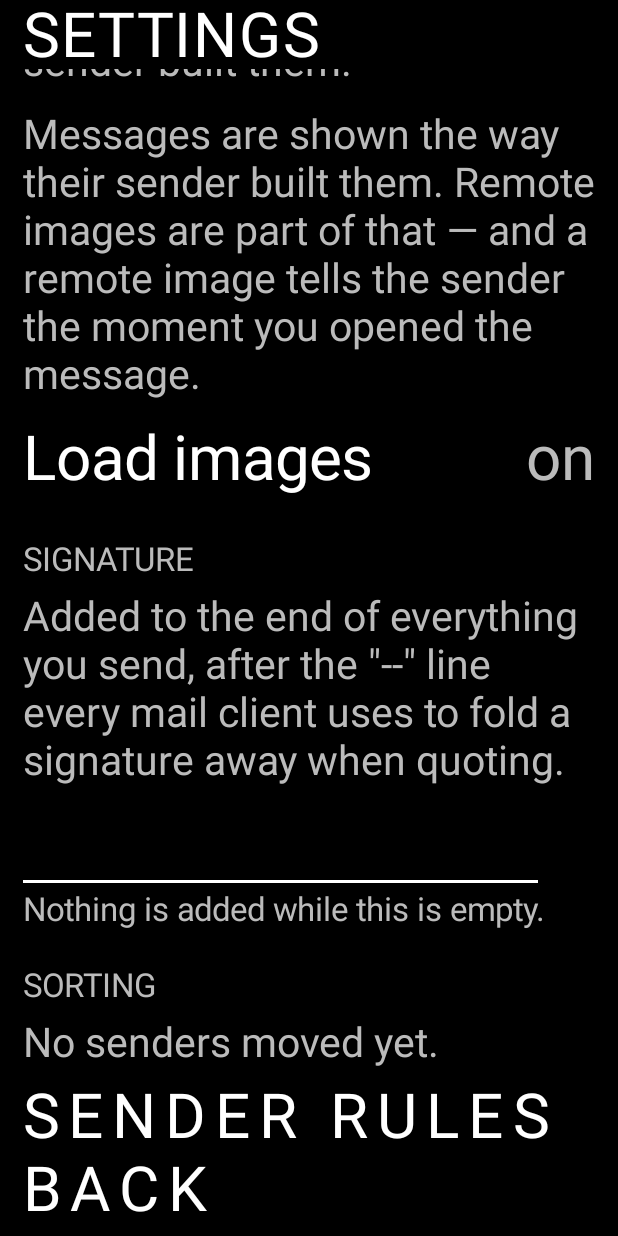
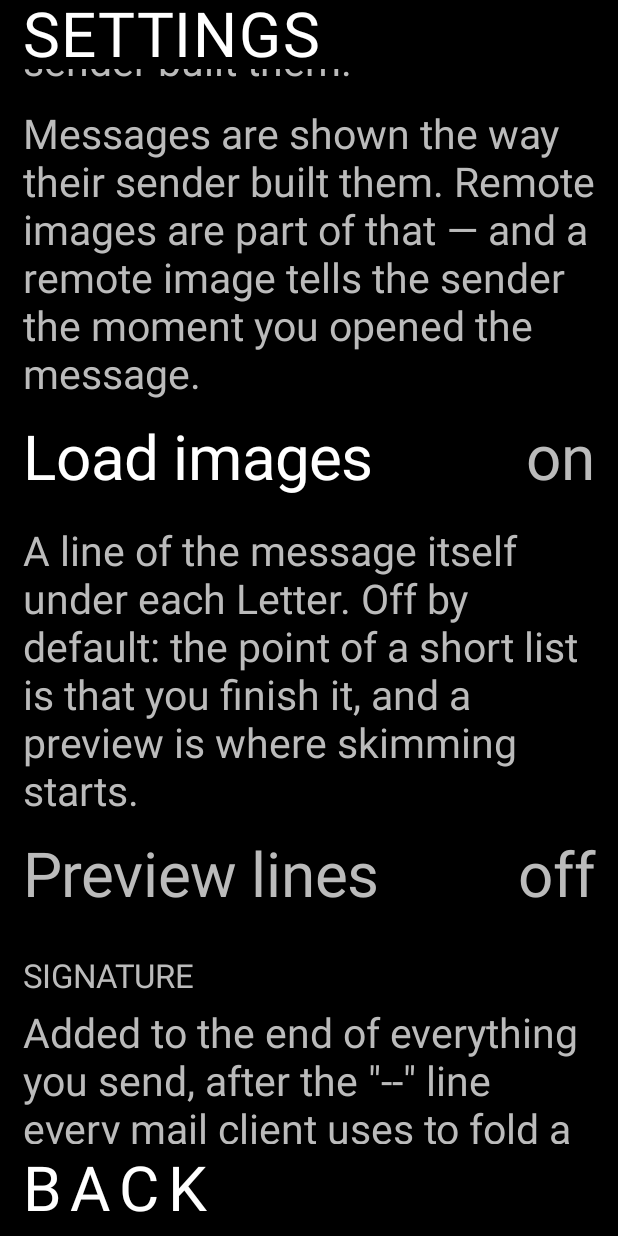
Before and after one commit to gi-os/BrightMailbox, an Android app built with Jetpack Compose: the composable SettingsScreen shown on its own in the app's theme, scrolled down 1504 dp, on a phone screen of 412 x 824 dp. Run offline under Robolectric (Android 15) with nearby library versions, the phone set to English and light mode, and no system bars; our stand-ins replace Room's generated code; pictures from the network do not load; 2 statements that could not run were skipped.

Commit message:
v2.34: preview lines are a setting, and the screen stays on while working
v2.33 shipped row previews on for everyone, which is the wrong default for
an app built on a daily ration: the point of a short list is that you finish
it, and a preview is where skimming starts.

Repo.previews (SharedPreferences, default false) plus a LocalPreviews
composition local, provided in MainActivity from a StateFlow on the
ViewModel. A local rather than a parameter because four screens draw a
Letter row and none of them has another reason to know the setting; a
StateFlow rather than reading the pref from the row because a pref read
invalidates nothing and the toggle would look dead until the next sync.
The snippet is still written when the body is prefetched whatever the
setting says, so turning it on fills the list immediately.

FLAG_KEEP_SCREEN_ON is held while vm.work is non-null — exactly the set of
operations that draw a progress bar, so archiving and sending both qualify.
The panel going dark thirty seconds into a four-hundred-message archive
also makes the process a candidate for the system power rules, so the bar
stopped and the job did not finish. Cleared in onDispose, which runs on
every change of the condition as well as on teardown.

```diff
--- a/app/build.gradle.kts
+++ b/app/build.gradle.kts
@@ -76,7 +76,7 @@ android {
         targetSdk = 35
         // CI overwrites both from the run number; see .github/workflows/build.yml
         versionCode = 1
-        versionName = "2.33.0"
+        versionName = "2.34.0"
 
         // The LPIII is arm64 only. Four ABIs tripled an earlier APK for nothing.
         ndk { abiFilters += "arm64-v8a" }
--- a/app/src/main/kotlin/com/gios/brightmailbox/data/Repo.kt
+++ b/app/src/main/kotlin/com/gios/brightmailbox/data/Repo.kt
@@ -154,6 +154,23 @@ class Repo private constructor(private val app: Context) {
     var showImages: Boolean
         get() = prefs.getBoolean("images", true)
         set(v) = prefs.edit().putBoolean("images", v).apply()
+
+    /**
+     * A line of the message's own text under each Letter row. **Off by default.**
+     *
+     * Off because of what this app is. A ration exists so the day's mail is a short list
+     * you finish, and a preview is the start of reading a message from the list — the
+     * habit every other mail client is built around and the one this one was made to
+     * break. Sender and subject are enough to decide; a third of the first paragraph is
+     * enough to start skimming.
+     *
+     * On for anyone who wants it, and it costs nothing either way: the text is written
+     * into the row when the body is prefetched regardless of this setting, so turning it
+     * on fills the list immediately rather than waiting for a sync.
+     */
+    var previews: Boolean
+        get() = prefs.getBoolean("previews", false)
+        set(v) = prefs.edit().putBoolean("previews", v).apply()
 
     /**
      * Appended to everything sent, after the standard "-- " separator.
--- a/app/src/main/kotlin/com/gios/brightmailbox/ui/Settings.kt
+++ b/app/src/main/kotlin/com/gios/brightmailbox/ui/Settings.kt
@@ -230,6 +230,28 @@ fun SettingsScreen(vm: MailboxViewModel) {
                 T(if (images) "on" else "off", t.copy, Secondary)
             }
 
+            Spacer(Modifier.height(g * 1.1f))
+            var previews by remember { mutableStateOf(vm.repo.previews) }
+            T(
+                "A line of the message itself under each Letter. Off by default: the " +
+                    "point of a short list is that you finish it, and a preview is where " +
+                    "skimming starts.",
+                t.detail,
+                Secondary,
+            )
+            Spacer(Modifier.height(g * 0.7f))
+            Row(
+                Modifier.fillMaxWidth().lightClickable {
+                    previews = !previews
+                    vm.setPreviews(previews)
+                }.padding(vertical = g * 0.35f),
+                horizontalArrangement = Arrangement.SpaceBetween,
+                verticalAlignment = Alignment.CenterVertically,
+            ) {
+                T("Preview lines", t.copy, if (previews) Content else Secondary)
+                T(if (previews) "on" else "off", t.copy, Secondary)
+            }
+
             Section("SIGNATURE")
             var signature by remember { mutableStateOf(TextFieldValue(vm.repo.signature)) }
             T(
```
Also changed, not shown: app/src/main/kotlin/com/gios/brightmailbox/MainActivity.kt (+29 -0 lines), app/src/main/kotlin/com/gios/brightmailbox/ui/Home.kt (+12 -1 lines), app/src/main/kotlin/com/gios/brightmailbox/ui/Model.kt (+16 -0 lines), 1 other file.
